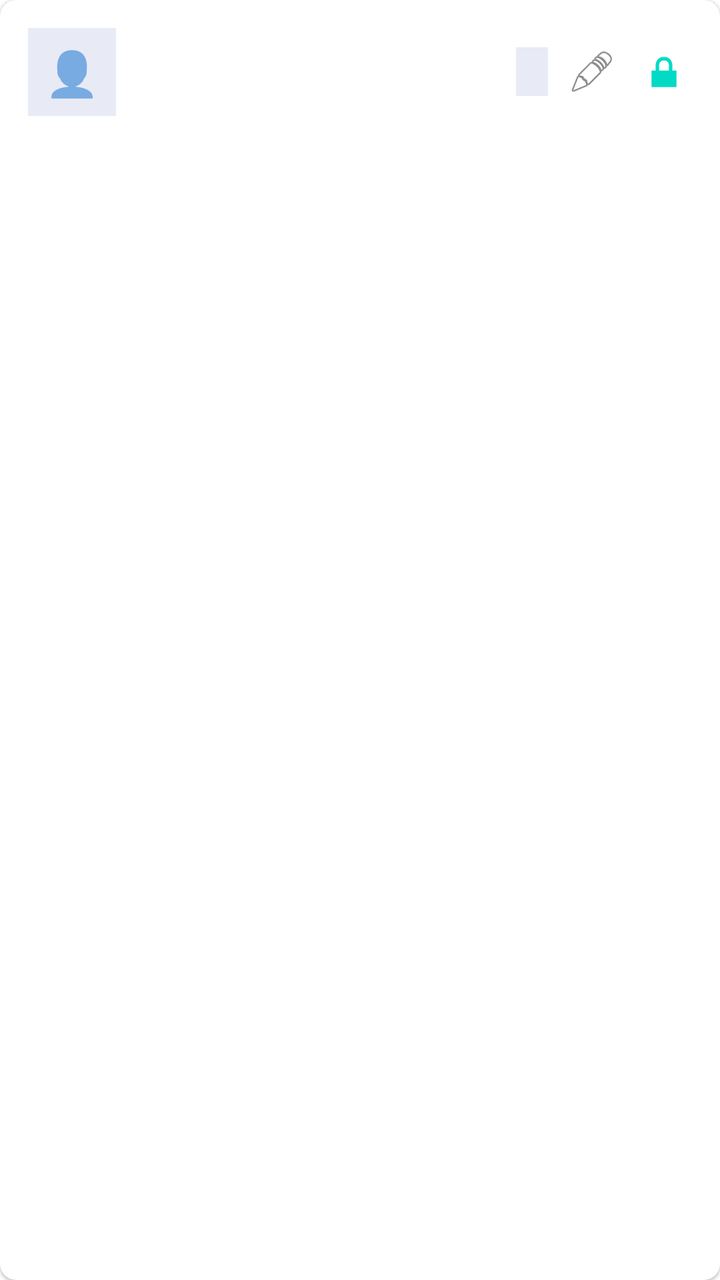
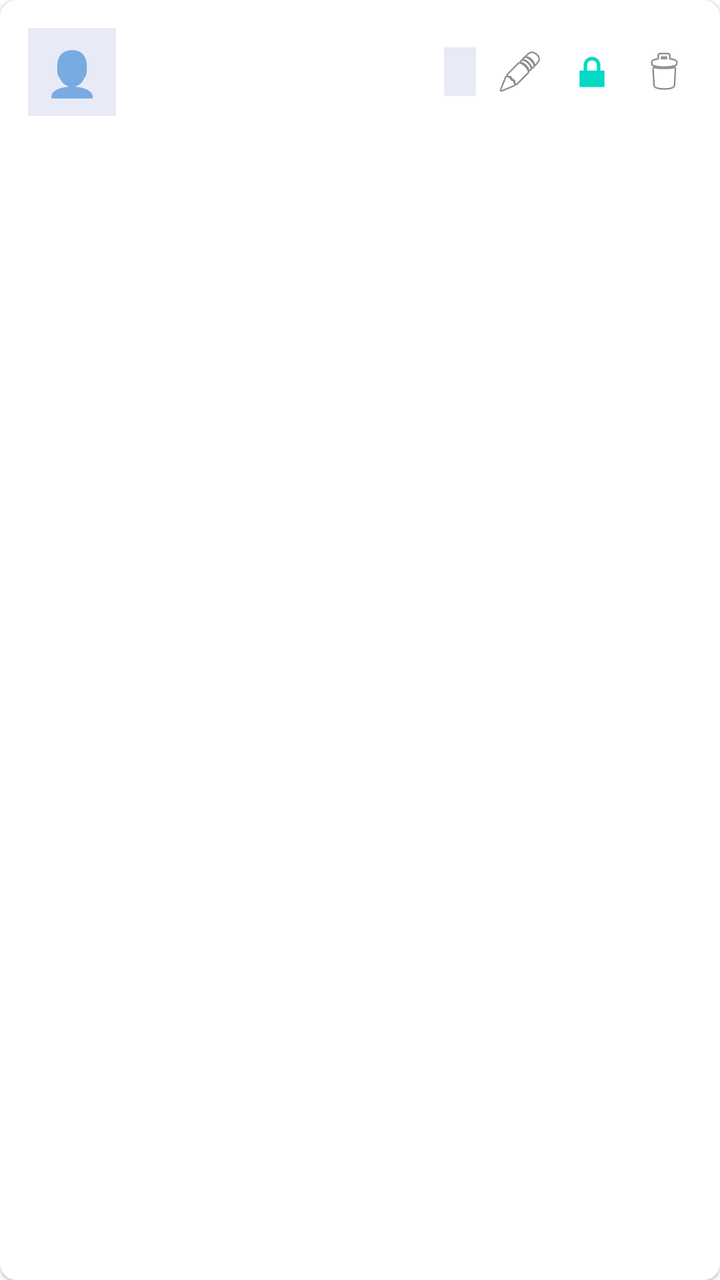

The first picture is an Android layout as it rendered before a commit; the second is the same layout after the commit. The layout source and the unified diff follow.
<!-- AndroidManifest.xml: application theme Theme.MaterialComponents.Light.NoActionBar -->
<!-- res/layout/item_member.xml -->
<?xml version="1.0" encoding="utf-8"?>
<androidx.cardview.widget.CardView
    xmlns:android="http://schemas.android.com/apk/res/android"
    xmlns:app="http://schemas.android.com/apk/res-auto"
    android:layout_width="match_parent"
    android:layout_height="wrap_content"
    android:layout_margin="4dp"
    app:cardCornerRadius="8dp"
    app:cardElevation="1dp">

    <LinearLayout
        android:layout_width="match_parent"
        android:layout_height="wrap_content"
        android:orientation="horizontal"
        android:padding="14dp"
        android:gravity="center_vertical">

        
        <FrameLayout
            android:layout_width="44dp"
            android:layout_height="44dp"
            android:background="@color/background_badge"
            android:layout_marginEnd="12dp">

            <TextView
                android:id="@+id/tvProfileEmoji"
                android:layout_width="match_parent"
                android:layout_height="match_parent"
                android:gravity="center"
                android:text="👤"
                android:textSize="22sp"/>

            <ImageView
                android:id="@+id/ivProfilePhoto"
                android:layout_width="match_parent"
                android:layout_height="match_parent"
                android:scaleType="centerCrop"
                android:visibility="gone"
                android:contentDescription="얼굴 사진"/>

        </FrameLayout>

        
        <LinearLayout
            android:layout_width="0dp"
            android:layout_height="wrap_content"
            android:layout_weight="1"
            android:orientation="vertical">

            <TextView
                android:id="@+id/tvName"
                android:layout_width="wrap_content"
                android:layout_height="wrap_content"
                android:textSize="15sp"
                android:textStyle="bold"
                android:textColor="@color/text_primary"/>

            <TextView
                android:id="@+id/tvMilitaryId"
                android:layout_width="wrap_content"
                android:layout_height="wrap_content"
                android:textSize="12sp"
                android:textColor="@color/text_tertiary"/>
        </LinearLayout>

        
        <TextView
            android:id="@+id/tvUnit"
            android:layout_width="wrap_content"
            android:layout_height="wrap_content"
            android:textSize="12sp"
            android:textColor="@color/brand_primary"
            android:background="@color/background_badge"
            android:paddingHorizontal="8dp"
            android:paddingVertical="4dp"/>

        
        <ImageView
            android:id="@+id/ivEditMember"
            android:layout_width="28dp"
            android:layout_height="28dp"
            android:layout_marginStart="8dp"
            android:padding="2dp"
            android:src="@android:drawable/ic_menu_edit"
            android:contentDescription="대원 정보 수정"/>

        
        <ImageView
            android:id="@+id/ivResetPassword"
            android:layout_width="28dp"
            android:layout_height="28dp"
            android:layout_marginStart="8dp"
            android:padding="2dp"
            android:src="@android:drawable/ic_lock_lock"
            android:contentDescription="비밀번호 변경"/>

    </LinearLayout>
</androidx.cardview.widget.CardView>
<!-- resources referenced by this layout -->
<resources>
  <color name="background_badge">#FFE8EAF6</color>
  <color name="brand_primary">#FF1A237E</color>
  <color name="text_primary">#FF333333</color>
  <color name="text_tertiary">#FF999999</color>
</resources>

<!-- the commit's change to res/layout/item_member.xml (unified diff, before → after) -->
@@ -94,5 +94,15 @@
             android:src="@android:drawable/ic_lock_lock"
             android:contentDescription="비밀번호 변경"/>
 
+        
+        <ImageView
+            android:id="@+id/ivDeleteMember"
+            android:layout_width="28dp"
+            android:layout_height="28dp"
+            android:layout_marginStart="8dp"
+            android:padding="2dp"
+            android:src="@android:drawable/ic_menu_delete"
+            android:contentDescription="대원 삭제"/>
+
     </LinearLayout>
 </androidx.cardview.widget.CardView>
